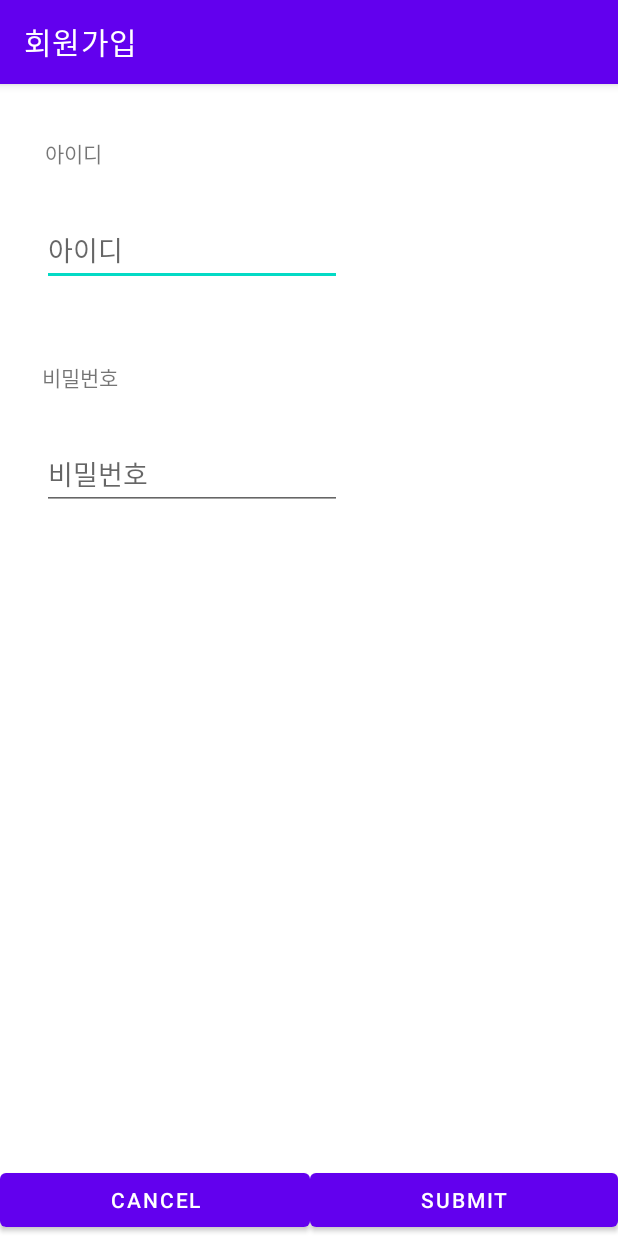
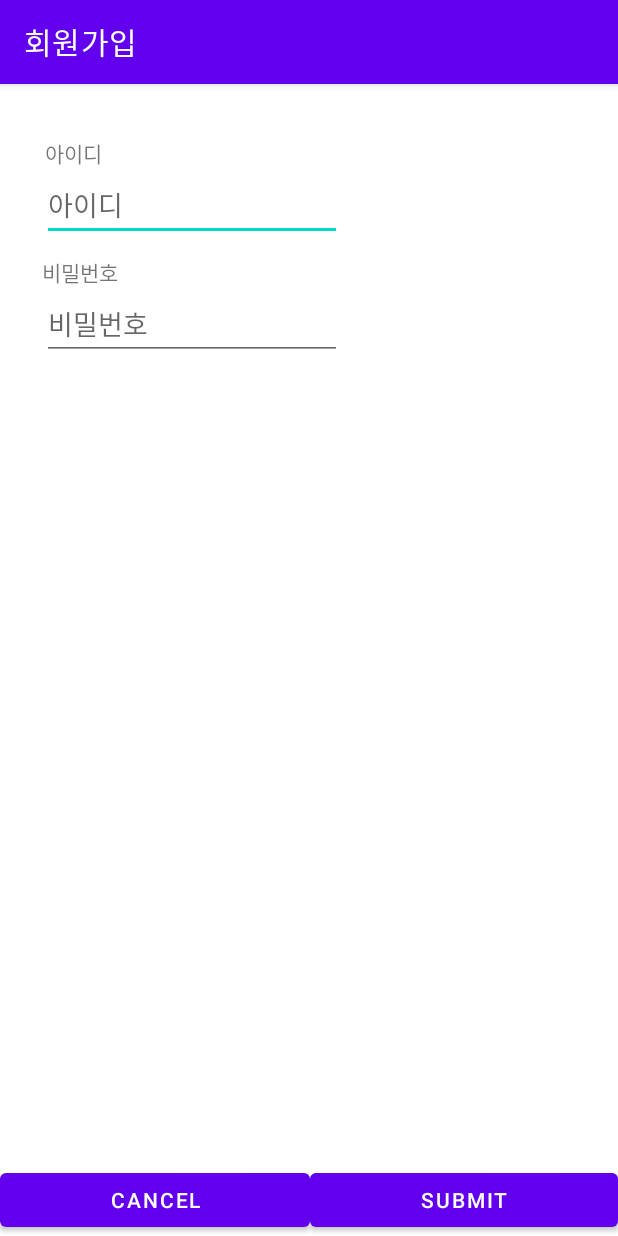
Before and after one commit to ParkJong-Hun/GoogleMap-Upload-Memory, an Android app: the screen it shows after launch (UserCreateActivity), after a tap on "회원가입", on a phone screen of 412 x 824 dp. Run offline under Robolectric (Android 15) with nearby library versions, the phone set to English and light mode, and no system bars.

Commit message:
2021/05/16 11:37

```diff
--- a/app/src/main/java/pjh/mjc/project_gimal_2017081066/LoginActivity.java
+++ b/app/src/main/java/pjh/mjc/project_gimal_2017081066/LoginActivity.java
@@ -11,7 +11,6 @@ import android.widget.Toast;
 
 public class LoginActivity extends AppCompatActivity {
 
-    UserDBHelper dbHelper;
     EditText id, password;
     Button userCreateButton, loginButton;
 
@@ -24,8 +23,6 @@ public class LoginActivity extends AppCompatActivity {
         password = (EditText)findViewById(R.id.pw);
         userCreateButton = (Button)findViewById(R.id.user_create);
         loginButton = (Button)findViewById(R.id.login);
-
-        dbHelper = new UserDBHelper(this);
 
         //로그인 버튼
         loginButton.setOnClickListener(new View.OnClickListener() {
@@ -60,7 +57,7 @@ public class LoginActivity extends AppCompatActivity {
             id.setText(idOutput);
             password.setText(pwOutput);
             Toast.makeText(getApplicationContext(), "회원가입이 성공적으로 완료되었습니다.", Toast.LENGTH_SHORT).show();
-        } else {
+        } else if (resultCode == 0){
             Toast.makeText(getApplicationContext(), "회원가입이 실패했습니다." + resultCode, Toast.LENGTH_SHORT).show();
         }
     }
--- a/app/src/main/java/pjh/mjc/project_gimal_2017081066/UserCreateActivity.java
+++ b/app/src/main/java/pjh/mjc/project_gimal_2017081066/UserCreateActivity.java
@@ -1,10 +1,13 @@
 package pjh.mjc.project_gimal_2017081066;
 
 import androidx.appcompat.app.AppCompatActivity;
+
+import android.content.Context;
 import android.content.Intent;
 import android.database.sqlite.SQLiteDatabase;
 import android.os.Bundle;
 import android.view.View;
+import android.view.inputmethod.InputMethodManager;
 import android.widget.Button;
 import android.widget.EditText;
 import android.widget.Toast;
@@ -21,20 +24,24 @@ public class UserCreateActivity extends AppCompatActivity {
     protected void onCreate(Bundle savedInstanceState) {
         super.onCreate(savedInstanceState);
         setContentView(R.layout.user_create);
-
         id = findViewById(R.id.id2);
         password = findViewById(R.id.pw2);
 
+        dbHelper = new UserDBHelper(this);
 
-        dbHelper = new UserDBHelper(this);
+        //아이디 입력창에 자동으로 포커스
+        id.requestFocus();
+        //키보드 입력 자동 키기
+        InputMethodManager imm = (InputMethodManager) getSystemService(Context.INPUT_METHOD_SERVICE);
+        imm.toggleSoftInput(InputMethodManager.SHOW_FORCED, InputMethodManager.HIDE_IMPLICIT_ONLY);
 
         //취소
         cancel = (Button)findViewById(R.id.cancel_button);
         cancel.setOnClickListener(new View.OnClickListener(){
             @Override
             public void onClick(View v) {
-                Intent cancel_intent = new Intent(UserCreateActivity.this, LoginActivity.class);
-                startActivity(cancel_intent);
+                setResult(2);
+                finish();
             }
         });
         //로그인 완료
@@ -42,11 +49,13 @@ public class UserCreateActivity extends AppCompatActivity {
         submit.setOnClickListener(new View.OnClickListener(){
             @Override
             public void onClick(View v) {
+                //아이디 비밀번호 입력 값 받아오고 디비 켜기.
                 String idInput = id.getText().toString();
                 String pwInput = password.getText().toString();
                 db = dbHelper.getWritableDatabase();
-                if(!(idInput.equals("") || pwInput.equals(""))) {
-                    db.execSQL("INSERT INTO user VALUES ( '" + idInput + "', ''" + pwInput + "');");
+                //조건에 맞지 않으면 회원가입 안되게 하기
+                if(!(idInput.equals("") || pwInput.equals("") || idInput.length() > 15 || pwInput.length() > 15)) {
+                    db.execSQL("INSERT INTO user VALUES ('" + idInput + "', '" + pwInput + "');");
                     db.close();
 
                     Intent submit_intent = new Intent(UserCreateActivity.this, LoginActivity.class);
--- a/app/src/main/java/pjh/mjc/project_gimal_2017081066/UserDBHelper.java
+++ b/app/src/main/java/pjh/mjc/project_gimal_2017081066/UserDBHelper.java
@@ -5,7 +5,7 @@ import android.database.sqlite.SQLiteDatabase;
 import android.database.sqlite.SQLiteOpenHelper;
 
 public class UserDBHelper extends SQLiteOpenHelper {
-    public UserDBHelper(Context context) { super(context, "user", null, 1); }
+    public UserDBHelper(Context context) { super(context, "naverDB", null, 1); }
 
     @Override
     public void onCreate(SQLiteDatabase db) {
--- a/app/src/main/res/layout/user_create.xml
+++ b/app/src/main/res/layout/user_create.xml
@@ -28,7 +28,7 @@
             android:layout_width="200dp"
             android:layout_height="wrap_content"
             android:layout_marginStart="28dp"
-            android:layout_marginTop="30dp"
+            android:layout_marginTop="0dp"
             android:hint="아이디" />
         <!--비밀번호 입력-->
         <TextView
@@ -36,7 +36,7 @@
             android:layout_width="wrap_content"
             android:layout_height="wrap_content"
             android:layout_marginStart="28dp"
-            android:layout_marginTop="50dp"
+            android:layout_marginTop="10dp"
             android:text="비밀번호" />
 
         <EditText
@@ -44,7 +44,7 @@
             android:layout_width="200dp"
             android:layout_height="wrap_content"
             android:layout_marginStart="28dp"
-            android:layout_marginTop="30dp"
+            android:layout_marginTop="0dp"
             android:hint="비밀번호" />
     </LinearLayout>
     <LinearLayout
```
